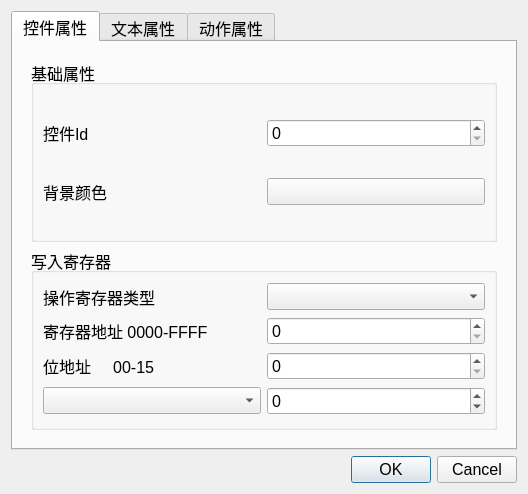
This is window/propertydialog.ui in leek520/WBP as Qt 5 draws it before an edit. The edited form follows.
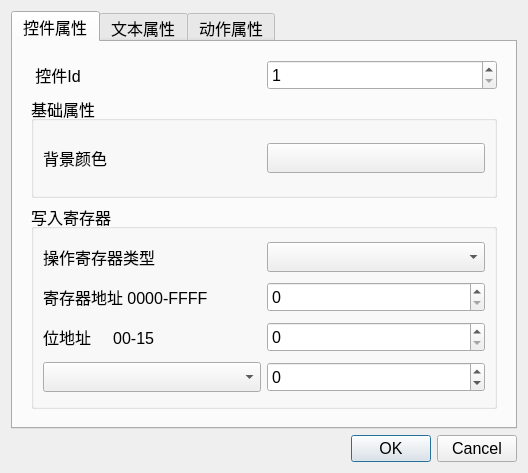
This is the edited form. The open tabs and pages were chosen to show the change. Icons and pictures are not drawn.

Diff of the .ui file:
```diff
--- a/window/propertydialog.ui
+++ b/window/propertydialog.ui
@@ -15,7 +15,7 @@
   </property>
   <property name="font">
    <font>
-    <pointsize>12</pointsize>
+    <pointsize>14</pointsize>
    </font>
   </property>
   <property name="windowTitle">
@@ -24,6 +24,11 @@
   <layout class="QVBoxLayout" name="verticalLayout">
    <item>
     <widget class="QTabWidget" name="tabwidget">
+     <property name="font">
+      <font>
+       <pointsize>12</pointsize>
+      </font>
+     </property>
      <property name="currentIndex">
       <number>0</number>
      </property>
@@ -32,45 +37,97 @@
        <string>控件属性</string>
       </attribute>
       <layout class="QGridLayout" name="gridLayout">
-       <item row="0" column="0">
+       <item row="1" column="0">
         <widget class="QStackedWidget" name="baseStack">
+         <property name="font">
+          <font>
+           <pointsize>12</pointsize>
+          </font>
+         </property>
          <property name="currentIndex">
           <number>0</number>
          </property>
          <widget class="QWidget" name="pWidget">
-          <layout class="QVBoxLayout" name="verticalLayout_4">
+          <layout class="QVBoxLayout" name="verticalLayout_4" stretch="1,3,6">
+           <item>
+            <layout class="QHBoxLayout" name="IdLayout">
+             <item>
+              <widget class="QLabel" name="label_2">
+               <property name="font">
+                <font>
+                 <pointsize>12</pointsize>
+                </font>
+               </property>
+               <property name="text">
+                <string> 控件Id</string>
+               </property>
+              </widget>
+             </item>
+             <item>
+              <widget class="QSpinBox" name="baseId">
+               <property name="minimumSize">
+                <size>
+                 <width>0</width>
+                 <height>30</height>
+                </size>
+               </property>
+               <property name="baseSize">
+                <size>
+                 <width>0</width>
+                 <height>0</height>
+                </size>
+               </property>
+               <property name="font">
+                <font>
+                 <pointsize>12</pointsize>
+                </font>
+               </property>
+               <property name="minimum">
+                <number>1</number>
+               </property>
+               <property name="maximum">
+                <number>1000</number>
+               </property>
+              </widget>
+             </item>
+            </layout>
+           </item>
            <item>
             <widget class="QGroupBox" name="boxbase">
+             <property name="font">
+              <font>
+               <pointsize>12</pointsize>
+              </font>
+             </property>
              <property name="title">
               <string>基础属性</string>
              </property>
              <layout class="QGridLayout" name="gridLayout_2">
-              <item row="0" column="0">
-               <widget class="QLabel" name="label_2">
-                <property name="text">
-                 <string>控件Id</string>
-                </property>
-               </widget>
-              </item>
               <item row="1" column="0">
                <widget class="QLabel" name="label_3">
+                <property name="font">
+                 <font>
+                  <pointsize>12</pointsize>
+                 </font>
+                </property>
                 <property name="text">
                  <string>背景颜色</string>
                 </property>
                </widget>
               </item>
-              <item row="0" column="1">
-               <widget class="QSpinBox" name="baseId">
-                <property name="baseSize">
-                 <size>
-                  <width>0</width>
-                  <height>0</height>
-                 </size>
-                </property>
-               </widget>
-              </item>
               <item row="1" column="1">
                <widget class="QPushButton" name="baseBkColor">
+                <property name="minimumSize">
+                 <size>
+                  <width>0</width>
+                  <height>30</height>
+                 </size>
+                </property>
+                <property name="font">
+                 <font>
+                  <pointsize>12</pointsize>
+                 </font>
+                </property>
                 <property name="text">
                  <string/>
                 </property>
@@ -81,22 +138,55 @@
            </item>
            <item>
             <widget class="QGroupBox" name="boxWrite">
+             <property name="font">
+              <font>
+               <pointsize>12</pointsize>
+              </font>
+             </property>
              <property name="title">
               <string>写入寄存器</string>
              </property>
              <layout class="QGridLayout" name="gridLayout_6">
               <item row="6" column="1">
                <widget class="QSpinBox" name="writeValue">
+                <property name="minimumSize">
+                 <size>
+                  <width>0</width>
+                  <height>30</height>
+                 </size>
+                </property>
+                <property name="font">
+                 <font>
+                  <pointsize>12</pointsize>
+                 </font>
+                </property>
                 <property name="minimum">
                  <number>-100</number>
                 </property>
                </widget>
               </item>
               <item row="6" column="0">
-               <widget class="QComboBox" name="writeValueType"/>
+               <widget class="QComboBox" name="writeValueType">
+                <property name="minimumSize">
+                 <size>
+                  <width>0</width>
+                  <height>30</height>
+                 </size>
+                </property>
+                <property name="font">
+                 <font>
+                  <pointsize>12</pointsize>
+                 </font>
+                </property>
+               </widget>
               </item>
               <item row="2" column="0">
                <widget class="QLabel" name="label_7">
+                <property name="font">
+                 <font>
+                  <pointsize>12</pointsize>
+                 </font>
+                </property>
                 <property name="text">
                  <string>位地址     00-15</string>
                 </property>
@@ -104,6 +194,11 @@
               </item>
               <item row="1" column="0">
                <widget class="QLabel" name="label_6">
+                <property name="font">
+                 <font>
+                  <pointsize>12</pointsize>
+                 </font>
+                </property>
                 <property name="text">
                  <string>寄存器地址 0000-FFFF</string>
                 </property>
@@ -111,6 +206,17 @@
               </item>
               <item row="1" column="1">
                <widget class="QSpinBox" name="writeRegAddress">
+                <property name="minimumSize">
+                 <size>
+                  <width>0</width>
+                  <height>30</height>
+                 </size>
+                </property>
+                <property name="font">
+                 <font>
+                  <pointsize>12</pointsize>
+                 </font>
+                </property>
                 <property name="maximum">
                  <number>65535</number>
                 </property>
@@ -118,6 +224,17 @@
               </item>
               <item row="2" column="1">
                <widget class="QSpinBox" name="writeBitAddress">
+                <property name="minimumSize">
+                 <size>
+                  <width>0</width>
+                  <height>30</height>
+                 </size>
+                </property>
+                <property name="font">
+                 <font>
+                  <pointsize>12</pointsize>
+                 </font>
+                </property>
                 <property name="maximum">
                  <number>15</number>
                 </property>
@@ -125,13 +242,30 @@
               </item>
               <item row="0" column="0">
                <widget class="QLabel" name="label_8">
+                <property name="font">
+                 <font>
+                  <pointsize>12</pointsize>
+                 </font>
+                </property>
                 <property name="text">
                  <string>操作寄存器类型</string>
                 </property>
                </widget>
               </item>
               <item row="0" column="1">
-               <widget class="QComboBox" name="writeRegType"/>
+               <widget class="QComboBox" name="writeRegType">
+                <property name="minimumSize">
+                 <size>
+                  <width>0</width>
+                  <height>30</height>
+                 </size>
+                </property>
+                <property name="font">
+                 <font>
+                  <pointsize>12</pointsize>
+                 </font>
+                </property>
+               </widget>
               </item>
              </layout>
             </widget>
@@ -195,7 +329,14 @@
             </widget>
            </item>
            <item>
-            <widget class="QComboBox" name="textType"/>
+            <widget class="QComboBox" name="textType">
+             <property name="minimumSize">
+              <size>
+               <width>0</width>
+               <height>25</height>
+              </size>
+             </property>
+            </widget>
            </item>
           </layout>
          </item>
@@ -214,6 +355,12 @@
             </item>
             <item row="0" column="1">
              <widget class="QComboBox" name="textFont">
+              <property name="minimumSize">
+               <size>
+                <width>0</width>
+                <height>25</height>
+               </size>
+              </property>
               <property name="currentIndex">
                <number>-1</number>
               </property>
@@ -228,6 +375,12 @@
             </item>
             <item row="1" column="1">
              <widget class="QPushButton" name="textColor">
+              <property name="minimumSize">
+               <size>
+                <width>0</width>
+                <height>25</height>
+               </size>
+              </property>
               <property name="text">
                <string/>
               </property>
@@ -241,7 +394,14 @@
              </widget>
             </item>
             <item row="2" column="1">
-             <widget class="QComboBox" name="textAlignH"/>
+             <widget class="QComboBox" name="textAlignH">
+              <property name="minimumSize">
+               <size>
+                <width>0</width>
+                <height>25</height>
+               </size>
+              </property>
+             </widget>
             </item>
             <item row="3" column="0">
              <widget class="QLabel" name="Label_4">
@@ -251,7 +411,14 @@
              </widget>
             </item>
             <item row="3" column="1">
-             <widget class="QComboBox" name="textAlignV"/>
+             <widget class="QComboBox" name="textAlignV">
+              <property name="minimumSize">
+               <size>
+                <width>0</width>
+                <height>25</height>
+               </size>
+              </property>
+             </widget>
             </item>
            </layout>
            <zorder>textAlignV</zorder>
@@ -271,7 +438,14 @@
            </property>
            <layout class="QGridLayout" name="gridLayout_5">
             <item row="1" column="1">
-             <widget class="QComboBox" name="textRegType"/>
+             <widget class="QComboBox" name="textRegType">
+              <property name="minimumSize">
+               <size>
+                <width>0</width>
+                <height>25</height>
+               </size>
+              </property>
+             </widget>
             </item>
             <item row="1" column="0">
              <widget class="QLabel" name="Label_9">
@@ -299,6 +473,12 @@
               <property name="enabled">
                <bool>false</bool>
               </property>
+              <property name="minimumSize">
+               <size>
+                <width>0</width>
+                <height>25</height>
+               </size>
+              </property>
              </widget>
             </item>
             <item row="3" column="0">
@@ -313,6 +493,12 @@
               <property name="enabled">
                <bool>false</bool>
               </property>
+              <property name="minimumSize">
+               <size>
+                <width>0</width>
+                <height>25</height>
+               </size>
+              </property>
              </widget>
             </item>
             <item row="0" column="1">
@@ -320,6 +506,12 @@
               <property name="enabled">
                <bool>false</bool>
               </property>
+              <property name="minimumSize">
+               <size>
+                <width>0</width>
+                <height>25</height>
+               </size>
+              </property>
              </widget>
             </item>
            </layout>
@@ -330,7 +522,7 @@
        <item>
         <widget class="QStackedWidget" name="textStack">
          <property name="currentIndex">
-          <number>1</number>
+          <number>0</number>
          </property>
          <widget class="QWidget" name="page">
           <layout class="QHBoxLayout" name="horizontalLayout_2">
@@ -443,6 +635,11 @@
    </item>
    <item>
     <widget class="QDialogButtonBox" name="buttonBox">
+     <property name="font">
+      <font>
+       <pointsize>12</pointsize>
+      </font>
+     </property>
      <property name="orientation">
       <enum>Qt::Horizontal</enum>
      </property>
```
